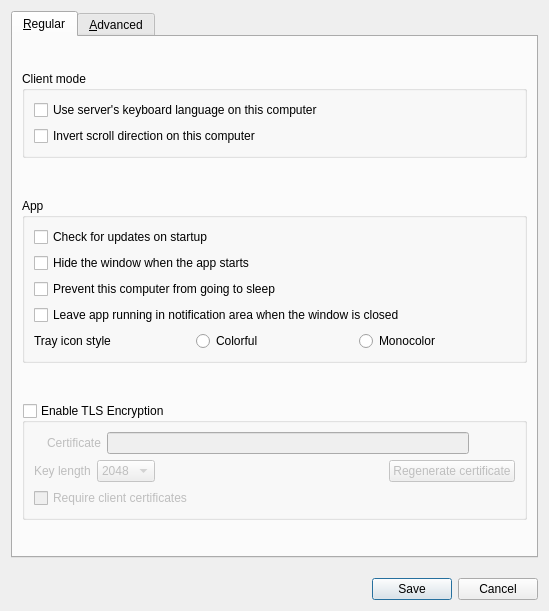
Old version of the form src/lib/gui/dialogs/SettingsDialog.ui in the repository G17hao/deskflow.
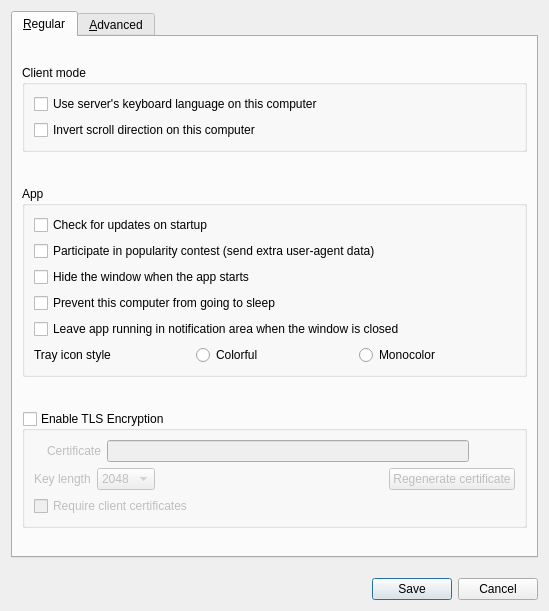
New version of the form. Icons and pictures are not drawn.

Commit message:
refactor: Update user agent string and simplify version check request (RFC 9110 10.1.5)
feat: Add option to participate in popularity contest

- Only sets extra user agent info if the option is enabled
- Default is disabled
- Added checkbox to version checker dialog
- Added option to settings dialog

```diff
--- a/src/lib/gui/dialogs/SettingsDialog.ui
+++ b/src/lib/gui/dialogs/SettingsDialog.ui
@@ -84,6 +84,13 @@
             </property>
            </widget>
           </item>
+          <item>
+           <widget class="QCheckBox" name="cbPopularityContest">
+            <property name="text">
+             <string>Participate in popularity contest (send extra user-agent data)</string>
+            </property>
+           </widget>
+          </item>
           <item>
            <widget class="QCheckBox" name="cbAutoHide">
             <property name="text">
```
Left out of the diff: 1 changed line with no effect on the pictures. The commit also changes 4 other files.
